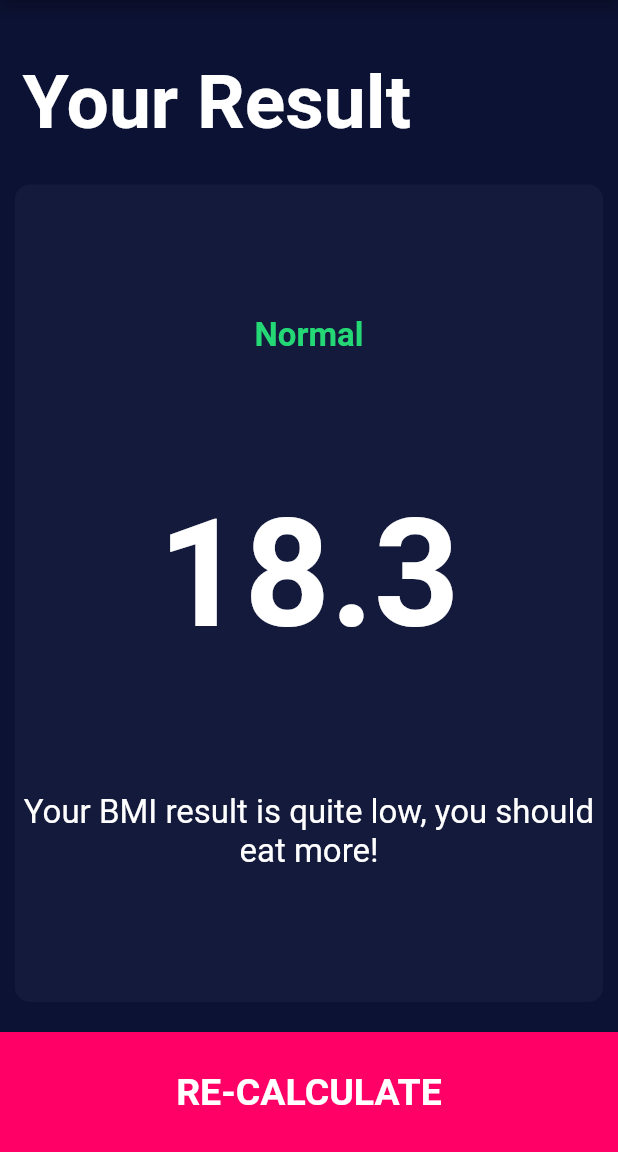
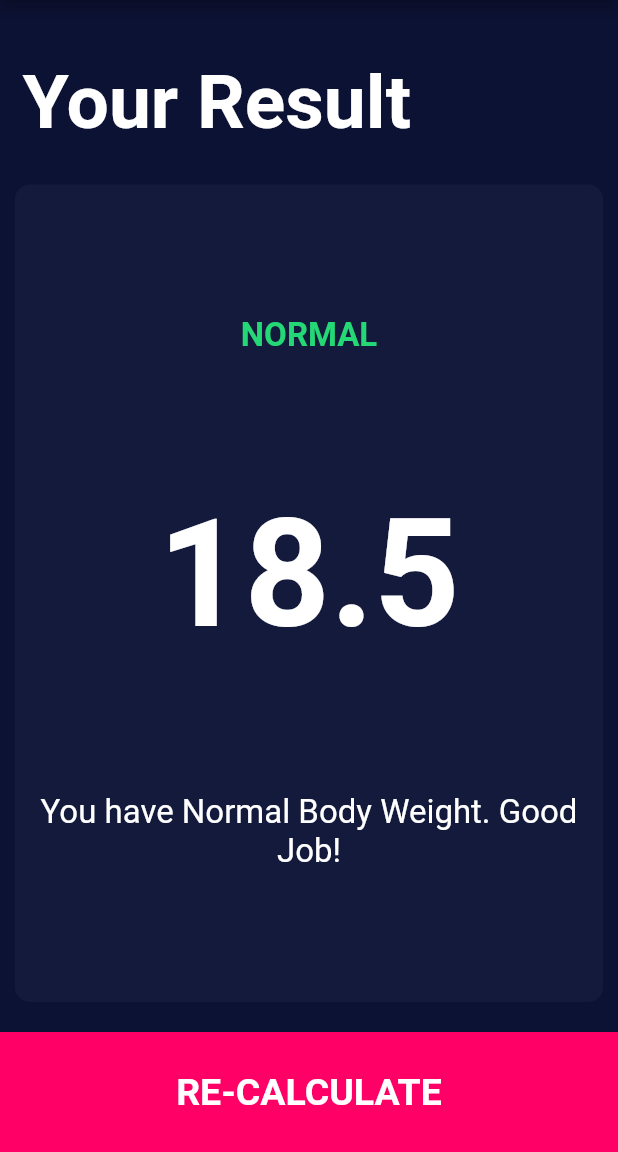
Before and after one commit to surrajj20/BMI--Calculator-App, a Flutter app: the screen it shows after launch, after a tap on "CALCULATE", on a phone screen of 412 x 824 dp, the part 84-1236 px from its top. Run offline on Flutter 3.47's test engine with Material 2 defaults, Android fonts, the phone set to English and light mode, and no system bars; our stand-ins replace font_awesome_flutter.

Commit message:
functionality added to calculator

```diff
--- /dev/null
+++ b/lib/calculator_brain.dart
@@ -0,0 +1,35 @@
+import 'dart:math';
+
+class CalculatorBrain {
+  CalculatorBrain({this.height, this.weight});
+
+  final int height;
+  final int weight;
+
+  double _bmi;
+
+  String calculateBMI() {
+    _bmi = weight / pow(height / 100, 2);
+    return _bmi.toStringAsFixed(1);
+  }
+
+  String getResult() {
+    if (_bmi >= 25) {
+      return 'Overweight';
+    } else if (_bmi > 18.5) {
+      return 'Normal';
+    } else {
+      return 'Underweight';
+    }
+  }
+
+  String getInterpretation() {
+    if (_bmi >= 25) {
+      return 'You have higher than normal body weight. Try to exercise more.';
+    } else if (_bmi >= 18.5) {
+      return 'You have Normal Body Weight. Good Job!';
+    } else {
+      return 'You have lower than normal body weight. Try to eat a bit more.';
+    }
+  }
+}
--- a/lib/screens/input_page.dart
+++ b/lib/screens/input_page.dart
@@ -7,6 +7,7 @@ import '../constants.dart';
 import '../components/round_icon_button.dart';
 import 'result_page.dart';
 import '../components/bottom_button.dart';
+import 'package:bmicalculator/calculator_brain.dart';
 
 enum Gender { male, female }
 
@@ -195,7 +196,9 @@ class _InputPageState extends State<InputPage> {
                           RoundIconButton(
                             icon: FontAwesomeIcons.plus,
                             onPressed: () {
-                              age++;
+                              setState(() {
+                                age++;
+                              });
                             },
                           )
                         ],
@@ -209,10 +212,17 @@ class _InputPageState extends State<InputPage> {
           BottomButton(
             buttonTitle: 'CALCULATE',
             onTap: () {
+              CalculatorBrain calc =
+                  CalculatorBrain(height: height, weight: weight);
+
               Navigator.push(
                 context,
                 MaterialPageRoute(
-                  builder: (context) => ResultPage(),
+                  builder: (context) => ResultPage(
+                    bmiResult: calc.calculateBMI(),
+                    resultText: calc.getResult(),
+                    interpretation: calc.getInterpretation(),
+                  ),
                 ),
               );
             },
--- a/lib/screens/result_page.dart
+++ b/lib/screens/result_page.dart
@@ -4,6 +4,15 @@ import '../components/reusable_card.dart';
 import '../components/bottom_button.dart';
 
 class ResultPage extends StatelessWidget {
+  ResultPage(
+      {@required this.bmiResult,
+      @required this.resultText,
+      @required this.interpretation});
+
+  final String bmiResult;
+  final String resultText;
+  final String interpretation;
+
   @override
   Widget build(BuildContext context) {
     return Scaffold(
@@ -33,15 +42,15 @@ class ResultPage extends StatelessWidget {
                   crossAxisAlignment: CrossAxisAlignment.center,
                   children: <Widget>[
                     Text(
-                      'Normal',
+                      resultText.toUpperCase(),
                       style: kResultTextStyle,
                     ),
                     Text(
-                      '18.3',
+                      bmiResult,
                       style: kBMITextStyle,
                     ),
                     Text(
-                      'Your BMI result is quite low, you should eat more!',
+                      interpretation,
                       textAlign: TextAlign.center,
                       style: kBodyTextStyle,
                     )
```
